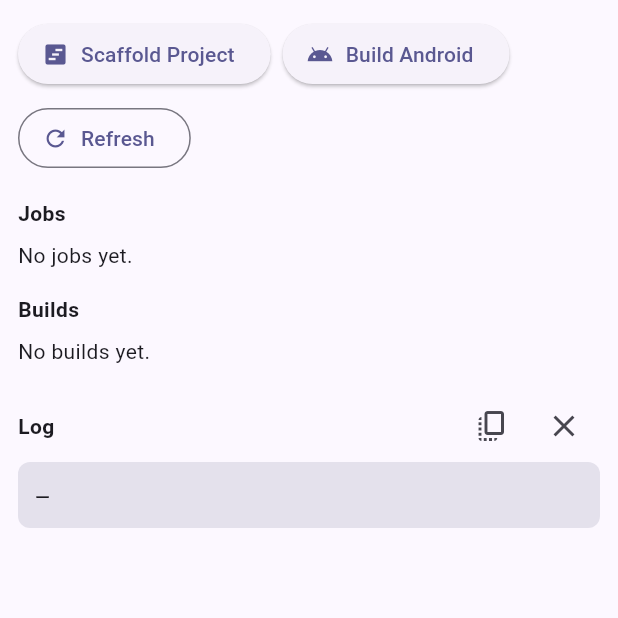
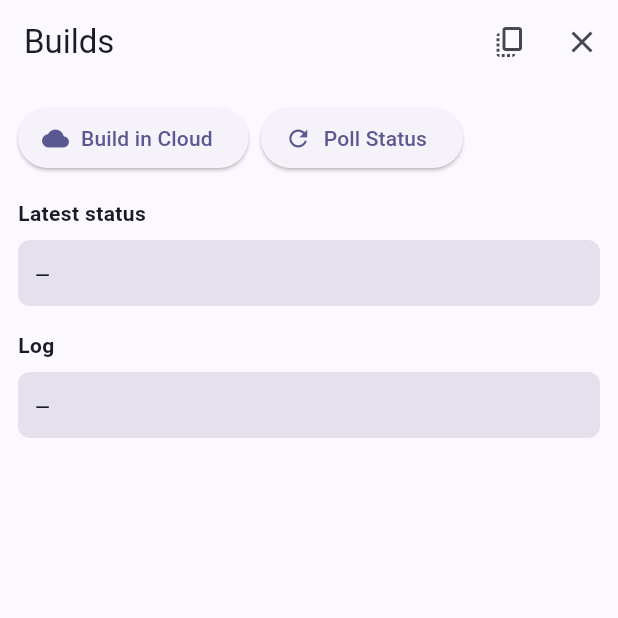
Before and after one commit to davyb8825/Lastapp-client, a Flutter app: the BuildsPage screen opened directly, after a tap on the "clear" icon, on a phone screen of 412 x 824 dp, the top half of it. Run offline on Flutter 3.47's test engine with Material 3 defaults, Android fonts, the phone set to English and light mode, and no system bars; network calls fail.

Commit message:
feat(builds): add Unzip button + zip/apk flow and copyable logs

```diff
--- a/lib/pages/builds_page.dart
+++ b/lib/pages/builds_page.dart
@@ -1,9 +1,10 @@
 import 'dart:convert';
 import 'package:flutter/material.dart';
+import 'package:flutter/services.dart';
 import 'package:http/http.dart' as http;
-import 'package:lastapp_client/services/demo_api.dart';
 import 'package:url_launcher/url_launcher.dart';
-import 'package:flutter/services.dart';
+
+import '../services/demo_api.dart';
 
 class BuildsPage extends StatefulWidget {
   const BuildsPage({super.key});
@@ -12,64 +13,21 @@ class BuildsPage extends StatefulWidget {
 }
 
 class _BuildsPageState extends State<BuildsPage> {
+  bool _busy = false;
   String _log = 'Ready.';
-  bool _busy = false;
-  List<Map<String, dynamic>> _jobs = [];
-  List<Map<String, dynamic>> _builds = [];
+  String? _runId;
+  Map<String, dynamic>? _status; // last cloud status payload
 
   void _append(String line) {
-    setState(() => _log = (_log.isEmpty ? line : '$_log\n$line'));
+    setState(() => _log = _log.isEmpty ? line : '$_log\n$line');
   }
 
-  Future<void> _refresh() async {
-    try {
-      final jobs = await _get('/jobs', 'jobs');
-      final builds = await _get('/builds', 'builds');
-      setState(() {
-        _jobs = jobs;
-        _builds = builds;
-      });
-    } catch (e) {
-      _append('Refresh error: $e');
-    }
-  }
-
-  Future<List<Map<String, dynamic>>> _get(String path, String key) async {
-    final resp = await http.get(Uri.parse('${DemoApi.base}$path'));
-    if (resp.statusCode != 200) return [];
-    final data = jsonDecode(resp.body) as Map<String, dynamic>;
-    final list = (data[key] as List? ?? []);
-    return list.map((e) => (e as Map).cast<String, dynamic>()).toList();
-  }
-
-  Future<void> _scaffold() async {
-    if (_busy) return;
-    setState(() => _busy = true);
-    try {
-      _append('Scaffolding "Demo Notes App"...');
-      final res = await DemoApi.scaffold('Demo Notes App', template: 'starter');
-      _append('Scaffold result: $res');
-      await _refresh();
-    } catch (e) {
-      _append('Error: $e');
-    } finally {
-      if (mounted) setState(() => _busy = false);
-    }
-  }
-
-  Future<void> _buildAndroid() async {
-    if (_busy) return;
-    setState(() => _busy = true);
-    try {
-      _append('Triggering Android build...');
-      final res = await DemoApi.buildAndroid('Demo Notes App');
-      _append('Build result: $res');
-      await _refresh();
-    } catch (e) {
-      _append('Error: $e');
-    } finally {
-      if (mounted) setState(() => _busy = false);
-    }
+  Future<void> _copyLog() async {
+    await Clipboard.setData(ClipboardData(text: _log));
+    if (!mounted) return;
+    ScaffoldMessenger.of(context).showSnackBar(
+      const SnackBar(content: Text('Log copied to clipboard')),
+    );
   }
 
   Future<void> _openUrl(String url) async {
@@ -82,24 +40,87 @@ class _BuildsPageState extends State<BuildsPage> {
     if (!ok) _append('Failed to launch: $url');
   }
 
-  Future<void> _copyLog() async {
-    await Clipboard.setData(ClipboardData(text: _log));
-    if (!mounted) return;
-    ScaffoldMessenger.of(context).showSnackBar(
-      const SnackBar(content: Text('Log copied to clipboard')),
-    );
+  Future<void> _triggerCloud() async {
+    if (_busy) return;
+    setState(() => _busy = true);
+    try {
+      _append('Triggering cloud build…');
+      final res = await DemoApi.buildCloud();
+      _runId = (res['run_id'] ?? '').toString();
+      _status = res;
+      _append('Dispatch: ${jsonEncode(res)}');
+    } catch (e) {
+      _append('Error: $e');
+    } finally {
+      if (mounted) setState(() => _busy = false);
+    }
   }
 
-  @override
-  void initState() {
-    super.initState();
-    _refresh();
+  Future<void> _poll() async {
+    if (_runId == null || _runId!.isEmpty) {
+      _append('No runId yet. Trigger a cloud build first.');
+      return;
+    }
+    if (_busy) return;
+    setState(() => _busy = true);
+    try {
+      _append('Polling status for runId=$_runId …');
+      final res = await DemoApi.cloudStatus(_runId!);
+      _status = res;
+      _append('Status: ${jsonEncode(res)}');
+    } catch (e) {
+      _append('Error: $e');
+    } finally {
+      if (mounted) setState(() => _busy = false);
+    }
+  }
+
+  Future<void> _unzip() async {
+    final artId = (_status?['artifact_id'] ?? '').toString();
+    if (artId.isEmpty) {
+      _append('No artifact_id yet. Wait for build to complete.');
+      return;
+    }
+    if (_busy) return;
+    setState(() => _busy = true);
+    try {
+      _append('Unzipping artifact $artId …');
+      final res = await DemoApi.unzipArtifact(artId);
+      // merge into status under "unzipped"
+      _status = Map<String, dynamic>.from(_status ?? {});
+      _status!['unzipped'] = res;
+      _append('Unzipped: ${jsonEncode(res)}');
+    } catch (e) {
+      _append('Error: $e');
+    } finally {
+      if (mounted) setState(() => _busy = false);
+    }
   }
 
   @override
   Widget build(BuildContext context) {
-    return RefreshIndicator(
-      onRefresh: _refresh,
+    final artifactId = (_status?['artifact_id'] ?? '').toString();
+    final downloadZip = (_status?['download_url'] ?? '').toString();
+    final unzipInfo = _status?['unzipped'] as Map<String, dynamic>?;
+
+    return Scaffold(
+      appBar: AppBar(
+        title: const Text('Builds'),
+        actions: [
+          IconButton(
+            tooltip: 'Copy log',
+            onPressed: _copyLog,
+            icon: const Icon(Icons.copy_all),
+          ),
+          IconButton(
+            tooltip: 'Clear log',
+            onPressed: () => setState(() => _log = ''),
+            icon: const Icon(Icons.clear),
+          ),
+        ],
+      ),
+      body: RefreshIndicator(
+        onRefresh: _poll,
         child: ListView(
           padding: const EdgeInsets.all(12),
           children: [
@@ -108,70 +129,52 @@ class _BuildsPageState extends State<BuildsPage> {
               runSpacing: 8,
               children: [
                 ElevatedButton.icon(
-                onPressed: _busy ? null : _scaffold,
-                icon: const Icon(Icons.view_timeline),
-                label: const Text('Scaffold Project'),
+                  onPressed: _busy ? null : _triggerCloud,
+                  icon: const Icon(Icons.cloud),
+                  label: const Text('Build in Cloud'),
                 ),
                 ElevatedButton.icon(
-                onPressed: _busy ? null : _buildAndroid,
-                icon: const Icon(Icons.android),
-                label: const Text('Build Android'),
+                  onPressed: _busy ? null : _poll,
+                  icon: const Icon(Icons.refresh),
+                  label: const Text('Poll Status'),
                 ),
-              OutlinedButton.icon(
-                onPressed: _busy ? null : _refresh,
-                icon: const Icon(Icons.refresh),
-                label: const Text('Refresh'),
+                if (downloadZip.isNotEmpty) ElevatedButton.icon(
+                  onPressed: _busy ? null : () => _openUrl(downloadZip),
+                  icon: const Icon(Icons.archive),
+                  label: const Text('Download ZIP'),
+                ),
+                if (artifactId.isNotEmpty) ElevatedButton.icon(
+                  onPressed: _busy ? null : _unzip,
+                  icon: const Icon(Icons.unarchive),
+                  label: const Text('Unzip'),
+                ),
+                if ((unzipInfo?['apk_url'] ?? '').toString().isNotEmpty) ElevatedButton.icon(
+                  onPressed: _busy ? null : () => _openUrl(unzipInfo!['apk_url']),
+                  icon: const Icon(Icons.download),
+                  label: const Text('Download APK'),
                 ),
               ],
             ),
             const SizedBox(height: 16),
-          const Text('Jobs', style: TextStyle(fontWeight: FontWeight.bold)),
+            const Text('Latest status', style: TextStyle(fontWeight: FontWeight.bold)),
             const SizedBox(height: 8),
-          if (_jobs.isEmpty)
-            const Text('No jobs yet.')
-          else
-            ..._jobs.map((j) => _JobTile(job: j)).toList(),
+            Container(
+              width: double.infinity,
+              padding: const EdgeInsets.all(12),
+              decoration: BoxDecoration(
+                color: Theme.of(context).colorScheme.surfaceVariant,
+                borderRadius: BorderRadius.circular(8),
+              ),
+              child: SelectableText(
+                _status == null
+                    ? '—'
+                    : const JsonEncoder.withIndent('  ').convert(_status),
+                style: const TextStyle(fontFamily: 'monospace'),
+              ),
+            ),
             const SizedBox(height: 16),
-          const Text('Builds', style: TextStyle(fontWeight: FontWeight.bold)),
+            const Text('Log', style: TextStyle(fontWeight: FontWeight.bold)),
             const SizedBox(height: 8),
-          if (_builds.isEmpty)
-            const Text('No builds yet.')
-          else
-            ..._builds.map((b) {
-              final artifact = (b['artifact_url'] ?? '') as String;
-              return Card(
-                child: ListTile(
-                  leading: const Icon(Icons.build_circle),
-                  title: Text('Build ${b['build_id'] ?? ''}'),
-                  subtitle: Text('Status: ${b['status'] ?? 'unknown'} • Project: ${b['project'] ?? ''}'),
-                  isThreeLine: artifact.isNotEmpty,
-                  trailing: artifact.isNotEmpty
-                      ? TextButton.icon(
-                          onPressed: () => _openUrl(artifact),
-                          icon: const Icon(Icons.download),
-                          label: const Text('Download APK'),
-                        )
-                      : null,
-                ),
-              );
-            }).toList(),
-          const SizedBox(height: 16),
-          Row(
-            children: [
-              const Text('Log', style: TextStyle(fontWeight: FontWeight.bold)),
-              const Spacer(),
-              IconButton(
-                tooltip: 'Copy log',
-                icon: const Icon(Icons.copy_all),
-                onPressed: _copyLog,
-              ),
-              IconButton(
-                tooltip: 'Clear log',
-                icon: const Icon(Icons.clear),
-                onPressed: () => setState(() => _log = ''),
-              ),
-            ],
-          ),
             Container(
               width: double.infinity,
               padding: const EdgeInsets.all(12),
@@ -186,29 +189,6 @@ class _BuildsPageState extends State<BuildsPage> {
             ),
           ],
         ),
-    );
-  }
-}
-
-class _JobTile extends StatelessWidget {
-  final Map<String, dynamic> job;
-  const _JobTile({required this.job});
-
-  @override
-  Widget build(BuildContext context) {
-    final status = job['status'] ?? 'unknown';
-    final id = job['job_id'] ?? '';
-    final type = job['type'] ?? '';
-    final proj = job['project_name'] ?? '';
-    return Card(
-      child: ListTile(
-        leading: Icon(
-          status == 'done' ? Icons.check_circle : Icons.timelapse,
-          color: status == 'done' ? Colors.green : null,
-        ),
-        title: Text('$type — $proj'),
-        subtitle: Text('Job $id\nStatus: $status'),
-        isThreeLine: true,
       ),
     );
   }
--- a/lib/services/demo_api.dart
+++ b/lib/services/demo_api.dart
@@ -52,3 +52,21 @@ class DemoApi {
         : {'error': 'HTTP ${resp.statusCode}'};
   }
 }
+
+  static Future<Map<String, dynamic>> buildCloud() async {
+    final uri = Uri.parse('$base/build/cloud');
+    final r = await http.post(uri, headers: {'Content-Type': 'application/json'});
+    return jsonDecode(r.body) as Map<String, dynamic>;
+  }
+
+  static Future<Map<String, dynamic>> cloudStatus(String runId) async {
+    final uri = Uri.parse('$base/build/cloud/$runId');
+    final r = await http.get(uri);
+    return jsonDecode(r.body) as Map<String, dynamic>;
+  }
+
+  static Future<Map<String, dynamic>> unzipArtifact(String artifactId) async {
+    final uri = Uri.parse('$base/artifacts/cloud/$artifactId/unzip');
+    final r = await http.post(uri);
+    return jsonDecode(r.body) as Map<String, dynamic>;
+  }
```
Lines whose indentation alone changed are shown as unchanged.
